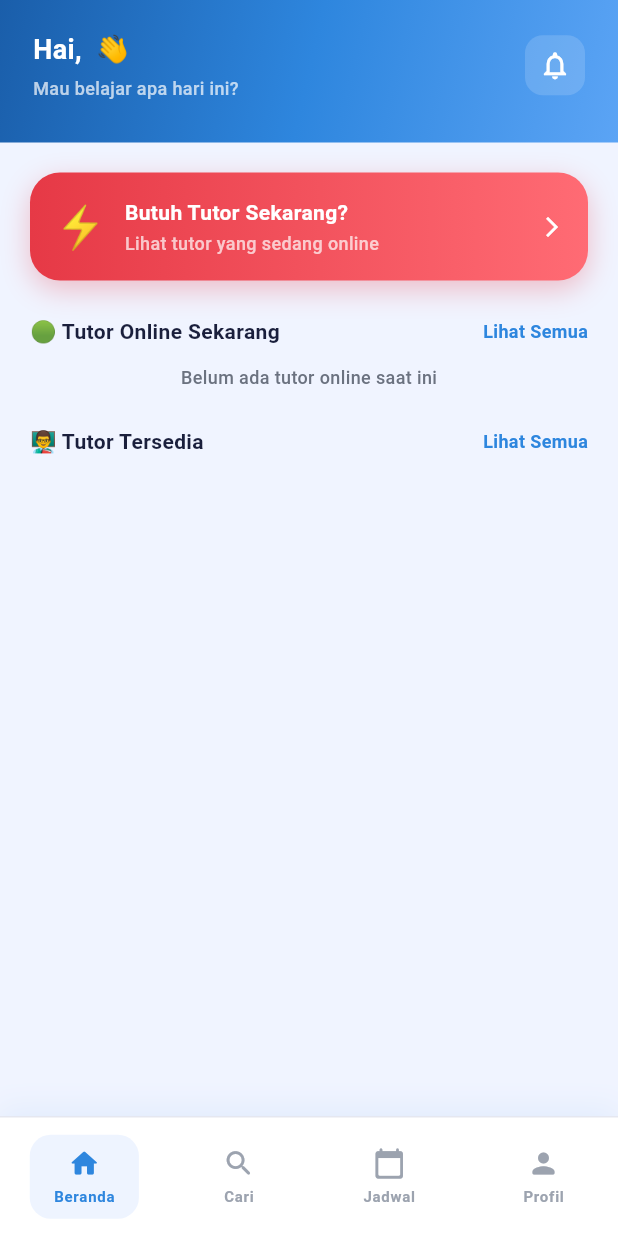
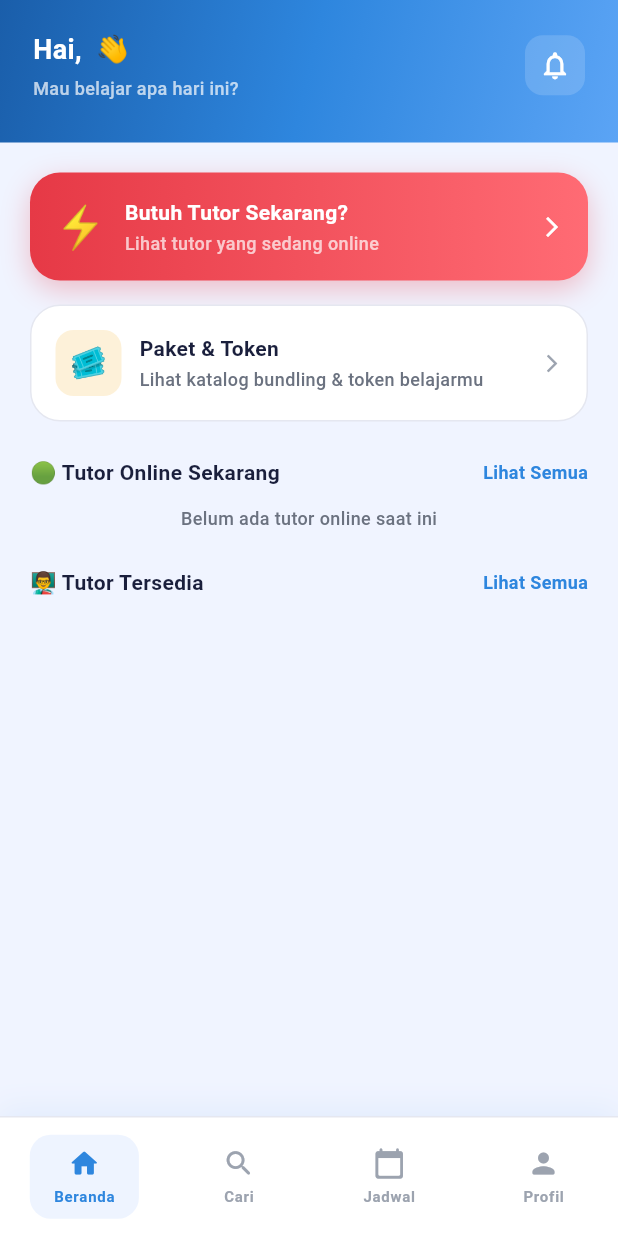
Before and after one commit to raihanaiooo/studybuddy-pmw2026, a Flutter app: the CustomerDashboardScreen screen opened by its route, on a phone screen of 412 x 824 dp. Run offline on Flutter 3.47's test engine with Material 3 defaults, Android fonts, the phone set to English and light mode, and no system bars; our stand-ins replace firebase_core, firebase_messaging, flutter_local_notifications, get, supabase_flutter; accounts and stored records are empty; Roboto replaces fonts that are missing (Nunito, Poppins).

Commit message:
UI: scaffolding katalog Paket & Token sesuai FR-PKG
Tambah model Package/Token, PackageController (dummy data, siap diganti
kontrak Supabase dari BE), screen katalog + riwayat token, dan entry
point dari dashboard customer.

Co-Authored-By: Claude Sonnet 5 <noreply@anthropic.com>

```diff
--- a/studybuddy/lib/app/routes.dart
+++ b/studybuddy/lib/app/routes.dart
@@ -8,6 +8,8 @@ import '../views/customer/tutor_detail_screen.dart';
 import '../views/customer/booking_screen.dart';
 import '../views/customer/schedule_screen.dart';
 import '../views/customer/profile_screen.dart';
+import '../views/customer/package_screen.dart';
+import '../views/customer/my_tokens_screen.dart';
 import '../views/tutor/tutor_dashboard_screen.dart';
 import '../views/tutor/tutor_schedule_screen.dart';
 import '../views/tutor/tutor_profile_screen.dart';
@@ -19,6 +21,7 @@ import '../controllers/tutor_controller.dart';
 import '../controllers/booking_controller.dart';
 import '../controllers/session_controller.dart';
 import '../controllers/review_controller.dart';
+import '../controllers/package_controller.dart';
 
 class AppRoutes {
   static const splash = '/';
@@ -30,6 +33,8 @@ class AppRoutes {
   static const booking = '/customer/booking';
   static const customerSchedule = '/customer/schedule';
   static const customerProfile = '/customer/profile';
+  static const packageCatalog = '/customer/packages';
+  static const myTokens = '/customer/my-tokens';
   static const tutorDashboard = '/tutor/dashboard';
   static const tutorSchedule = '/tutor/schedule';
   static const tutorProfile = '/tutor/profile';
@@ -77,6 +82,16 @@ class AppRoutes {
       page: () => const CustomerScheduleScreen(),
       binding: BindingsBuilder(() => Get.lazyPut(() => BookingController())),
     ),
+    GetPage(
+      name: packageCatalog,
+      page: () => const PackageScreen(),
+      binding: BindingsBuilder(() => Get.lazyPut(() => PackageController())),
+    ),
+    GetPage(
+      name: myTokens,
+      page: () => const MyTokensScreen(),
+      binding: BindingsBuilder(() => Get.lazyPut(() => PackageController())),
+    ),
     // GetPage(
     //   name: customerProfile,
     //   page: () => const CustomerProfileScreen(),
--- /dev/null
+++ b/studybuddy/lib/controllers/package_controller.dart
@@ -0,0 +1,110 @@
+import 'package:get/get.dart';
+import '../models/package_model.dart';
+import '../models/token_model.dart';
+
+/// Controller katalog paket & token belajar (FR-PKG-01..07)
+///
+/// Masih pakai dummy data mengikuti alur contract-first tim (lihat SRS Bab 6):
+/// tinggal ganti isi fetchPackages()/fetchMyTokens() dengan query Supabase
+/// begitu Raihana menuliskan kontrak fungsi untuk modul Paket & Token.
+class PackageController extends GetxController {
+  final RxList<PackageModel> packages = <PackageModel>[].obs;
+  final RxList<TokenModel> myTokens = <TokenModel>[].obs;
+  final RxBool isLoading = false.obs;
+
+  @override
+  void onInit() {
+    super.onInit();
+    fetchPackages();
+    fetchMyTokens();
+  }
+
+  Future<void> fetchPackages() async {
+    isLoading.value = true;
+    packages.value = _dummyPackages;
+    isLoading.value = false;
+  }
+
+  Future<void> fetchMyTokens() async {
+    myTokens.value = _dummyTokens;
+  }
+
+  PackageModel? packageById(String id) =>
+      packages.firstWhereOrNull((p) => p.id == id);
+
+  static final List<PackageModel> _dummyPackages = [
+    const PackageModel(
+      id: 'pkg-terset',
+      name: 'Bundling Terset',
+      sessionCount: 3,
+      validityDays: 7,
+      rescheduleQuota: 0,
+      isRefundable: true,
+      price: 150000,
+      description: 'Paket 3 sesi fleksibel, cocok untuk kebutuhan mendadak.',
+    ),
+    const PackageModel(
+      id: 'pkg-bulanan-12',
+      name: 'Bundling Bulanan (12 Sesi)',
+      sessionCount: 12,
+      validityDays: 35,
+      rescheduleQuota: 3,
+      isRefundable: true,
+      price: 550000,
+      description:
+          'Belajar rutin sebulan penuh, 12 sesi dengan tutor pilihan.',
+    ),
+    const PackageModel(
+      id: 'pkg-snbt-satset',
+      name: 'Bundling SNBT — Satset',
+      sessionCount: 3,
+      validityDays: 7,
+      rescheduleQuota: 1,
+      isRefundable: true,
+      price: 200000,
+      description: 'Persiapan kilat UTBK, 3 sesi intensif.',
+    ),
+    const PackageModel(
+      id: 'pkg-snbt-juara',
+      name: 'Bundling SNBT — Juara',
+      sessionCount: 7,
+      validityDays: 14,
+      rescheduleQuota: 1,
+      isRefundable: true,
+      price: 420000,
+      description: 'Persiapan UTBK menyeluruh, 7 sesi terjadwal.',
+    ),
+    const PackageModel(
+      id: 'pkg-snbt-sks',
+      name: 'Bundling SNBT — SKS',
+      sessionCount: 21,
+      validityDays: 35,
+      rescheduleQuota: 3,
+      isRefundable: true,
+      price: 1100000,
+      description: 'Program UTBK jangka panjang, 21 sesi lengkap.',
+    ),
+    const PackageModel(
+      id: 'pkg-juara-snbt',
+      name: 'Bundling Juara SNBT',
+      sessionCount: 7,
+      validityDays: 7,
+      rescheduleQuota: 0,
+      isRefundable: false,
+      price: 500000,
+      description:
+          '7 sesi + 1 paket Soal TO. Non-refundable tanpa pengecualian.',
+    ),
+  ];
+
+  static final List<TokenModel> _dummyTokens = [
+    TokenModel(
+      id: 'tok-1',
+      buddyId: 'me',
+      packageId: 'pkg-bulanan-12',
+      status: 'active',
+      activeDate: DateTime.now().subtract(const Duration(days: 5)),
+      expiryDate: DateTime.now().add(const Duration(days: 30)),
+    ),
+  ];
+}
--- a/studybuddy/lib/views/customer/dashboard_screen.dart
+++ b/studybuddy/lib/views/customer/dashboard_screen.dart
@@ -56,6 +56,10 @@ class _CustomerDashboardScreenState extends State<CustomerDashboardScreen> {
                 children: [
                   // Butuh tutor sekarang? (on-demand)
                   _buildOnDemandBanner(),
+                  const SizedBox(height: 16),
+
+                  // Paket & Token
+                  _buildPackageBanner(),
                   const SizedBox(height: 24),
 
                   // Tutor online sekarang
@@ -230,6 +234,51 @@ class _CustomerDashboardScreenState extends State<CustomerDashboardScreen> {
     ),
   );
 
+  /// Banner akses cepat ke katalog Paket & Token (FR-PKG-01)
+  Widget _buildPackageBanner() => GestureDetector(
+    onTap: () => Get.toNamed(AppRoutes.packageCatalog),
+    child: Container(
+      padding: const EdgeInsets.all(16),
+      decoration: BoxDecoration(
+        color: Colors.white,
+        borderRadius: BorderRadius.circular(20),
+        border: Border.all(color: AppColors.border),
+      ),
+      child: Row(
+        children: [
+          Container(
+            width: 44,
+            height: 44,
+            decoration: BoxDecoration(
+              color: AppColors.primaryYellow.withOpacity(0.15),
+              borderRadius: BorderRadius.circular(12),
+            ),
+            alignment: Alignment.center,
+            child: const Text('🎟️', style: TextStyle(fontSize: 20)),
+          ),
+          const SizedBox(width: 12),
+          Column(
+            crossAxisAlignment: CrossAxisAlignment.start,
+            children: [
+              Text('Paket & Token', style: AppTextStyles.bodySemiBold),
+              const SizedBox(height: 2),
+              Text(
+                'Lihat katalog bundling & token belajarmu',
+                style: AppTextStyles.caption,
+              ),
+            ],
+          ),
+          const Spacer(),
+          const Icon(
+            Icons.arrow_forward_ios,
+            color: AppColors.textLight,
+            size: 14,
+          ),
+        ],
+      ),
+    ),
+  );
+
   Widget _buildSectionHeader(String title, {VoidCallback? onSeeAll}) => Row(
     children: [
       Text(title, style: AppTextStyles.heading3),
```
Also changed, not shown: studybuddy/lib/models/package_model.dart (added, +44 -0 lines), studybuddy/lib/models/token_model.dart (added, +38 -0 lines), studybuddy/lib/views/customer/my_tokens_screen.dart (added, +134 -0 lines), studybuddy/lib/views/customer/package_screen.dart (added, +94 -0 lines), studybuddy/lib/views/shared/widgets/package_card.dart (added, +134 -0 lines).
